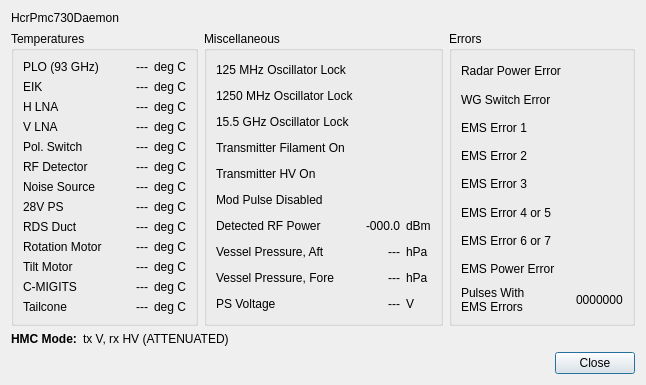
Before: the Qt Designer form src/hcrgui/Pmc730Details.ui in NCAR/HCR_instrument, drawn with Qt 5.
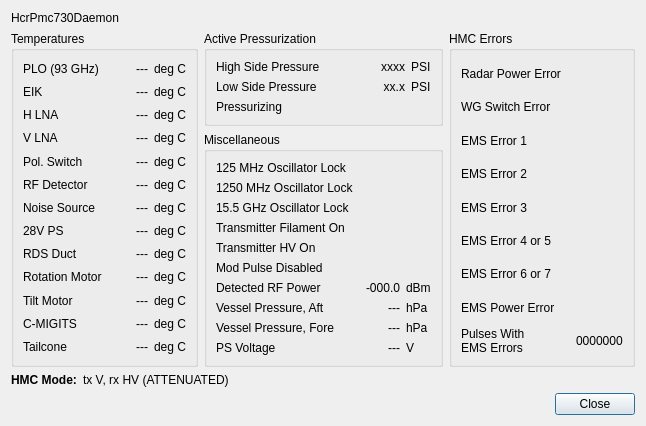
After: the same form once the commit is applied. Icons and pictures are not drawn.

Commit message: Added new section for active pressurization system info.

The edit to the form file:
```diff
--- a/src/hcrgui/Pmc730Details.ui
+++ b/src/hcrgui/Pmc730Details.ui
@@ -7,7 +7,7 @@
     <x>0</x>
     <y>0</y>
     <width>646</width>
-    <height>366</height>
+    <height>423</height>
    </rect>
   </property>
   <property name="windowTitle">
@@ -394,6 +394,107 @@
        </widget>
       </item>
       <item>
+       <widget class="QFrame" name="frame">
+        <property name="frameShape">
+         <enum>QFrame::NoFrame</enum>
+        </property>
+        <property name="frameShadow">
+         <enum>QFrame::Raised</enum>
+        </property>
+        <layout class="QVBoxLayout" name="verticalLayout_2">
+         <property name="margin">
+          <number>0</number>
+         </property>
+         <item>
+          <widget class="QGroupBox" name="apsGroup">
+           <property name="title">
+            <string>Active Pressurization</string>
+           </property>
+           <layout class="QGridLayout" name="gridLayout_2">
+            <item row="1" column="0">
+             <widget class="QLabel" name="apsLowSideLabel">
+              <property name="sizePolicy">
+               <sizepolicy hsizetype="MinimumExpanding" vsizetype="Preferred">
+                <horstretch>0</horstretch>
+                <verstretch>0</verstretch>
+               </sizepolicy>
+              </property>
+              <property name="text">
+               <string>Low Side Pressure</string>
+              </property>
+             </widget>
+            </item>
+            <item row="1" column="1">
+             <widget class="QLabel" name="lowSideValue">
+              <property name="text">
+               <string>xx.x</string>
+              </property>
+              <property name="alignment">
+               <set>Qt::AlignRight|Qt::AlignTrailing|Qt::AlignVCenter</set>
+              </property>
+             </widget>
+            </item>
+            <item row="1" column="2">
+             <widget class="QLabel" name="lowSideUnits">
+              <property name="text">
+               <string>PSI</string>
+              </property>
+             </widget>
+            </item>
+            <item row="0" column="0">
+             <widget class="QLabel" name="highSideLabel">
+              <property name="sizePolicy">
+               <sizepolicy hsizetype="MinimumExpanding" vsizetype="Preferred">
+                <horstretch>0</horstretch>
+                <verstretch>0</verstretch>
+               </sizepolicy>
+              </property>
+              <property name="text">
+               <string>High Side Pressure</string>
+              </property>
+             </widget>
+            </item>
+            <item row="0" column="1">
+             <widget class="QLabel" name="highSideValue">
+              <property name="text">
+               <string>xxxx</string>
+              </property>
+              <property name="alignment">
+               <set>Qt::AlignRight|Qt::AlignTrailing|Qt::AlignVCenter</set>
+              </property>
+             </widget>
+            </item>
+            <item row="0" column="2">
+             <widget class="QLabel" name="highSideUnits">
+              <property name="text">
+               <string>PSI</string>
+              </property>
+             </widget>
+            </item>
+            <item row="2" column="0">
+             <widget class="QLabel" name="pressurizingLabel">
+              <property name="text">
+               <string>Pressurizing</string>
+              </property>
+             </widget>
+            </item>
+            <item row="2" column="1">
+             <widget class="QLabel" name="label">
+              <property name="text">
+               <string/>
+              </property>
+              <property name="pixmap">
+               <pixmap resource="HcrGuiMainWindow.qrc">:/greenLED_off.png</pixmap>
+              </property>
+              <property name="alignment">
+               <set>Qt::AlignCenter</set>
+              </property>
+             </widget>
+            </item>
+           </layout>
+          </widget>
+         </item>
+         <item>
        <widget class="QGroupBox" name="miscGroup">
         <property name="title">
          <string>Miscellaneous</string>
@@ -702,10 +803,13 @@
         </layout>
        </widget>
       </item>
+        </layout>
+       </widget>
+      </item>
       <item>
        <widget class="QGroupBox" name="errorGroup">
         <property name="title">
-         <string>Errors</string>
+         <string>HMC Errors</string>
         </property>
         <layout class="QGridLayout" name="gridLayout">
          <item row="0" column="2">
```
Left out of the diff: 2 changed lines with no effect on the pictures. Lines whose indentation alone changed are shown as unchanged.
